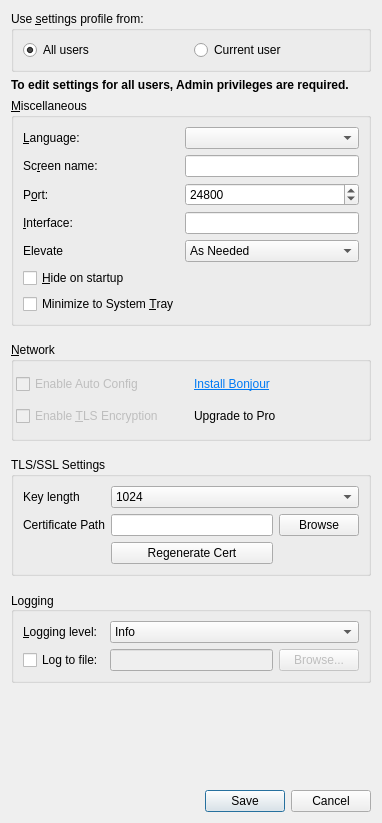
Before: the Qt Designer form src/gui/src/SettingsDialogBase.ui in deskflow/deskflow, drawn with Qt 5.
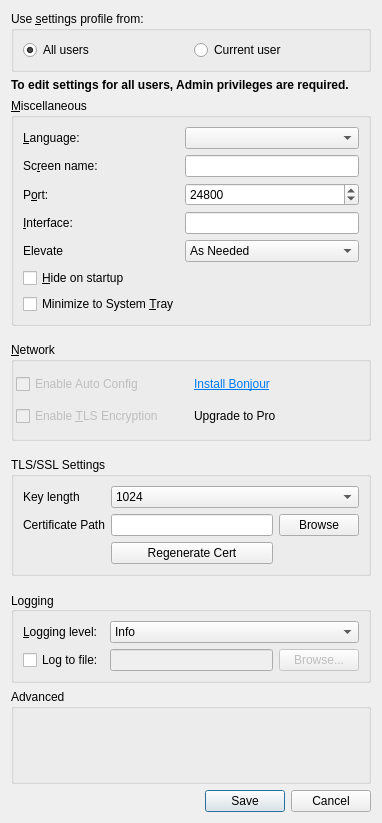
After: the same form once the commit is applied.

Commit message: SYNERGY-793 Section advanced has been added

```diff
--- a/src/gui/src/SettingsDialogBase.ui
+++ b/src/gui/src/SettingsDialogBase.ui
@@ -531,6 +531,18 @@
      </property>
     </widget>
    </item>
+   <item row="9" column="0">
+     <widget class="QGroupBox" name="groupBox_Advanced">
+     <property name="font">
+      <font>
+       <kerning>true</kerning>
+      </font>
+     </property>
+      <property name="title">
+       <string>Advanced</string>
+      </property>
+     </widget>
+   </item>
   </layout>
  </widget>
  <tabstops>
```
